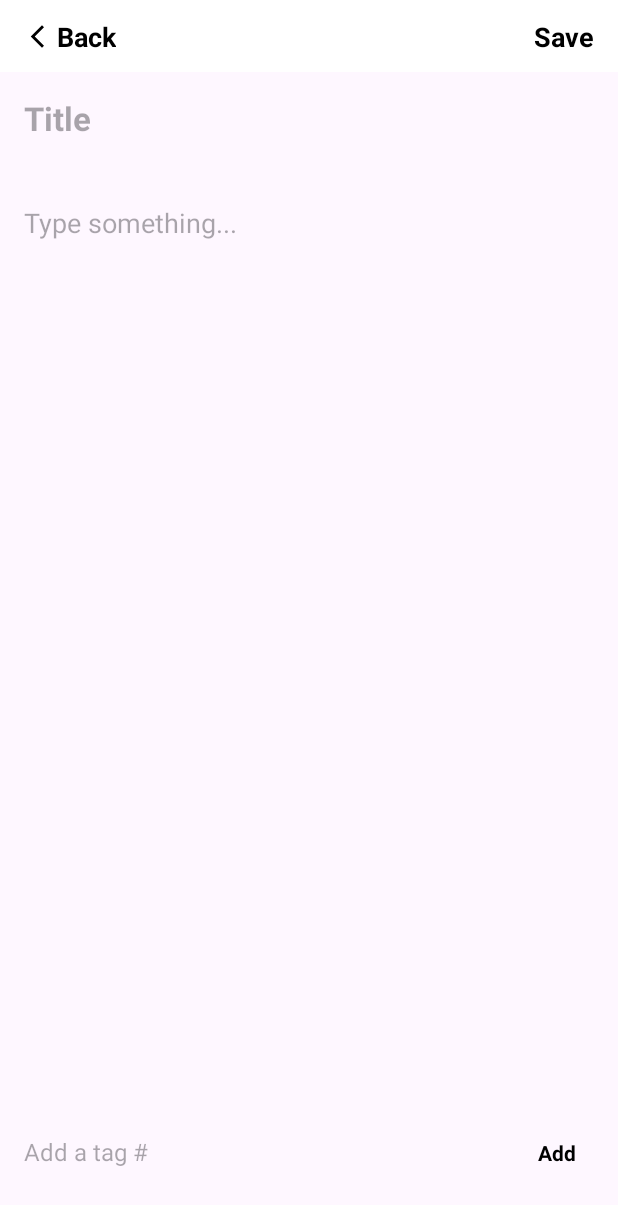
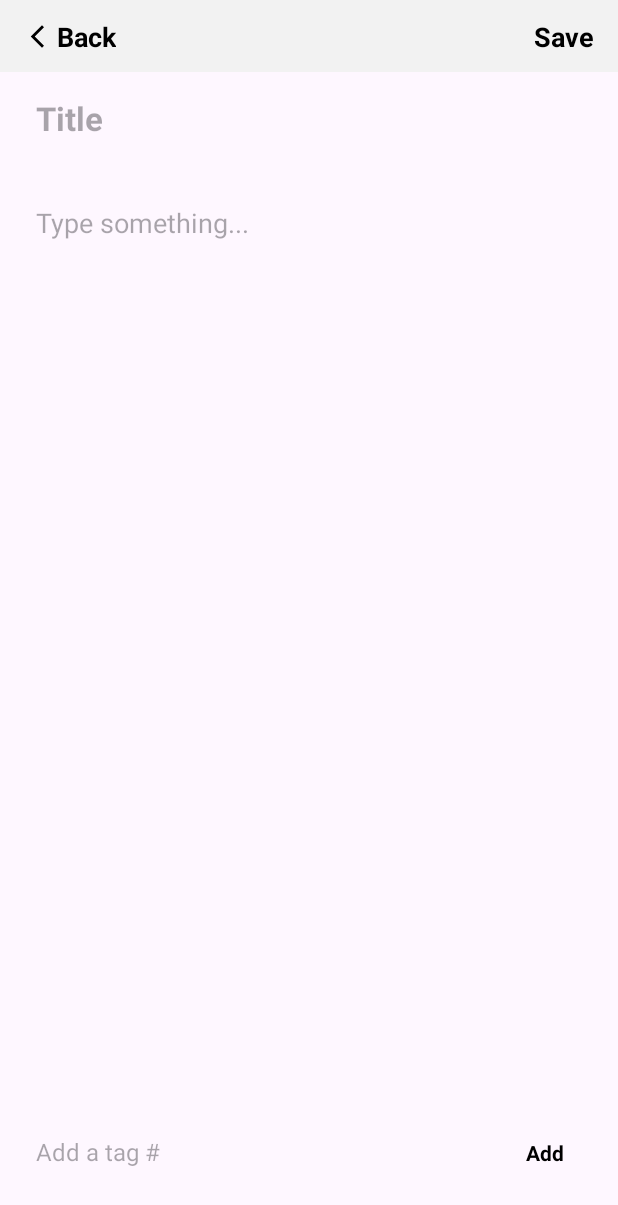
Before and after one commit to sakshichauhan06/Notes, an Android app: the NoteDetailActivity screen opened directly, with no data from a screen before it, on a phone screen of 412 x 824 dp. Shown: the top 1205 px of the screen. Run offline under Robolectric (Android 15) with nearby library versions, the phone set to English and light mode, and no system bars; our stand-ins replace Room's generated code.

Commit message:
fixed create note UI

```diff
--- a/app/src/main/res/layout/activity_note_detail.xml
+++ b/app/src/main/res/layout/activity_note_detail.xml
@@ -16,7 +16,7 @@
             android:id="@+id/edit_notes_toolbar"
             android:layout_width="match_parent"
             android:layout_height="48dp"
-            android:background="@color/white"
+            android:background="@color/grey_bg"
             android:theme="@style/ThemeOverlay.AppCompat.Light"
             app:title="">
 
@@ -77,7 +77,7 @@
         android:layout_width="wrap_content"
         android:layout_height="wrap_content"
         android:layout_marginTop="16dp"
-        android:layout_marginHorizontal="16dp"
+        android:layout_marginHorizontal="24dp"
         android:background="@null"
         android:hint="Title"
         android:maxLines="2"
@@ -90,7 +90,7 @@
         android:layout_height="wrap_content"
         android:layout_marginTop="8dp"
         android:layout_marginBottom="16dp"
-        android:layout_marginHorizontal="16dp"
+        android:layout_marginHorizontal="24dp"
         android:textSize="13sp"
         android:textStyle="italic"/>
 
@@ -99,7 +99,7 @@
         android:layout_width="wrap_content"
         android:layout_height="wrap_content"
         android:hint="Type something..."
-        android:layout_marginHorizontal="16dp"
+        android:layout_marginHorizontal="24dp"
         android:background="@null"
         android:textSize="18sp" />
 
@@ -113,7 +113,7 @@
         android:layout_width="match_parent"
         android:layout_height="wrap_content"
         android:orientation="horizontal"
-        android:paddingHorizontal="16dp"
+        android:paddingHorizontal="24dp"
         android:fitsSystemWindows="true">
 
         <EditText
```
